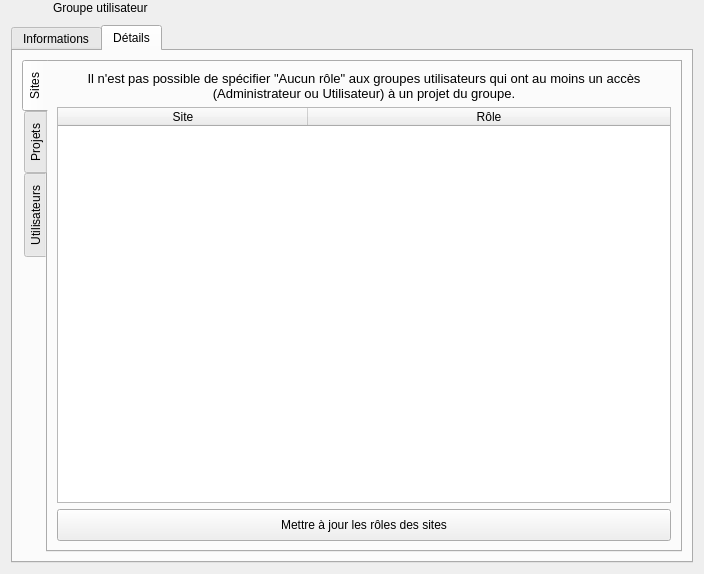
introlab/openteraplus, file client/src/editors/UserGroupWidget.ui: the form before one commit.
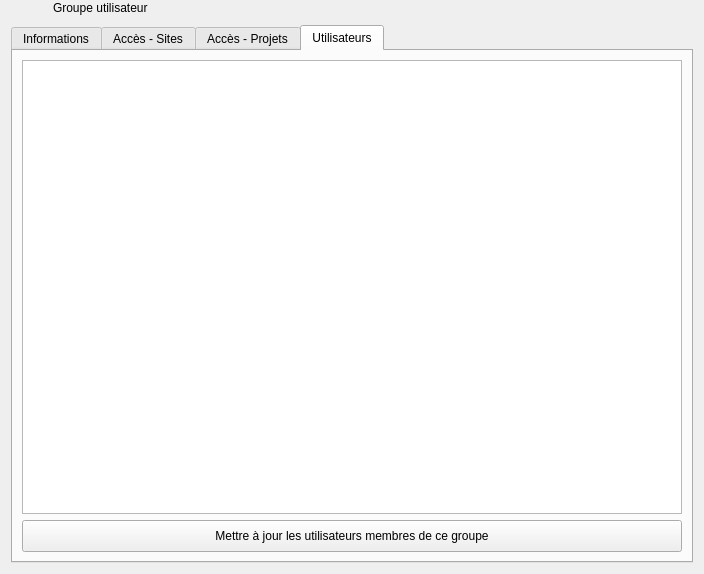
The form after the commit. Icons and pictures are not drawn. Custom widgets are drawn as their Qt base class.

Commit message: Refs #4. Allowing assignment of users to user groups in UserGroupWidget.

What changed in the file:
```diff
--- a/client/src/editors/UserGroupWidget.ui
+++ b/client/src/editors/UserGroupWidget.ui
@@ -80,7 +80,7 @@
       </sizepolicy>
      </property>
      <property name="currentIndex">
-      <number>1</number>
+      <number>3</number>
      </property>
      <widget class="QWidget" name="tabDashboard">
       <attribute name="icon">
@@ -204,38 +204,15 @@
        </item>
       </layout>
      </widget>
-     <widget class="QWidget" name="tabDetails">
-      <attribute name="icon">
-       <iconset resource="../../resources/TeraClient.qrc">
-        <normaloff>:/icons/details.png</normaloff>:/icons/details.png</iconset>
-      </attribute>
-      <attribute name="title">
-       <string>Détails</string>
-      </attribute>
-      <layout class="QVBoxLayout" name="verticalLayout_5">
-       <item>
-        <widget class="QTabWidget" name="tabUserGroupInfos">
-         <property name="tabPosition">
-          <enum>QTabWidget::West</enum>
-         </property>
-         <property name="currentIndex">
-          <number>0</number>
-         </property>
-         <property name="iconSize">
-          <size>
-           <width>20</width>
-           <height>20</height>
-          </size>
-         </property>
          <widget class="QWidget" name="tabSites">
           <attribute name="icon">
            <iconset resource="../../resources/TeraClient.qrc">
             <normaloff>:/icons/site.png</normaloff>:/icons/site.png</iconset>
           </attribute>
           <attribute name="title">
-           <string>Sites</string>
-          </attribute>
-          <layout class="QVBoxLayout" name="verticalLayout_3">
+       <string>Accès - Sites</string>
+      </attribute>
+      <layout class="QVBoxLayout" name="verticalLayout_7">
            <item>
             <widget class="QLabel" name="lblInherited">
              <property name="sizePolicy">
@@ -250,7 +227,7 @@
               </font>
              </property>
              <property name="text">
-              <string>&lt;html&gt;&lt;head/&gt;&lt;body&gt;&lt;p&gt;Il n'est pas possible de spécifier &amp;quot;Aucun rôle&amp;quot; aux groupes utilisateurs qui ont au moins un accès (Administrateur ou Utilisateur) à un projet du groupe.&lt;/p&gt;&lt;/body&gt;&lt;/html&gt;</string>
+          <string>&lt;html&gt;&lt;head/&gt;&lt;body&gt;&lt;p&gt;Il n'est pas possible de spécifier &amp;quot;Aucun rôle&amp;quot; aux groupes utilisateurs qui ont au moins un accès (Administrateur ou Utilisateur) à un projet du groupe.&lt;/p&gt;&lt;p&gt;Vous ne pouvez pas spécifier un rôle pour les sites dont vous n'est pas Administrateur.&lt;/p&gt;&lt;/body&gt;&lt;/html&gt;</string>
              </property>
              <property name="alignment">
               <set>Qt::AlignCenter</set>
@@ -338,9 +315,9 @@
             <normaloff>:/icons/project.png</normaloff>:/icons/project.png</iconset>
           </attribute>
           <attribute name="title">
-           <string>Projets</string>
-          </attribute>
-          <layout class="QVBoxLayout" name="verticalLayout_2">
+       <string>Accès - Projets</string>
+      </attribute>
+      <layout class="QVBoxLayout" name="verticalLayout_3">
            <item>
             <widget class="QLabel" name="lblInherited_2">
              <property name="sizePolicy">
@@ -445,12 +422,34 @@
           <attribute name="title">
            <string>Utilisateurs</string>
           </attribute>
-          <layout class="QVBoxLayout" name="verticalLayout_4">
+      <layout class="QVBoxLayout" name="verticalLayout_2">
            <item>
             <widget class="QListWidget" name="lstUsers"/>
            </item>
-          </layout>
-         </widget>
+       <item>
+        <widget class="QPushButton" name="btnUpdateUsers">
+         <property name="minimumSize">
+          <size>
+           <width>0</width>
+           <height>32</height>
+          </size>
+         </property>
+         <property name="cursor">
+          <cursorShape>PointingHandCursor</cursorShape>
+         </property>
+         <property name="text">
+          <string>Mettre à jour les utilisateurs membres de ce groupe</string>
+         </property>
+         <property name="icon">
+          <iconset resource="../../resources/TeraClient.qrc">
+           <normaloff>:/icons/save.png</normaloff>:/icons/save.png</iconset>
+         </property>
+         <property name="iconSize">
+          <size>
+           <width>24</width>
+           <height>24</height>
+          </size>
+         </property>
         </widget>
        </item>
       </layout>
```
Left out of the diff: 4 changed lines with no effect on the pictures. Lines whose indentation alone changed are shown as unchanged. The commit also changes 5 other files.
